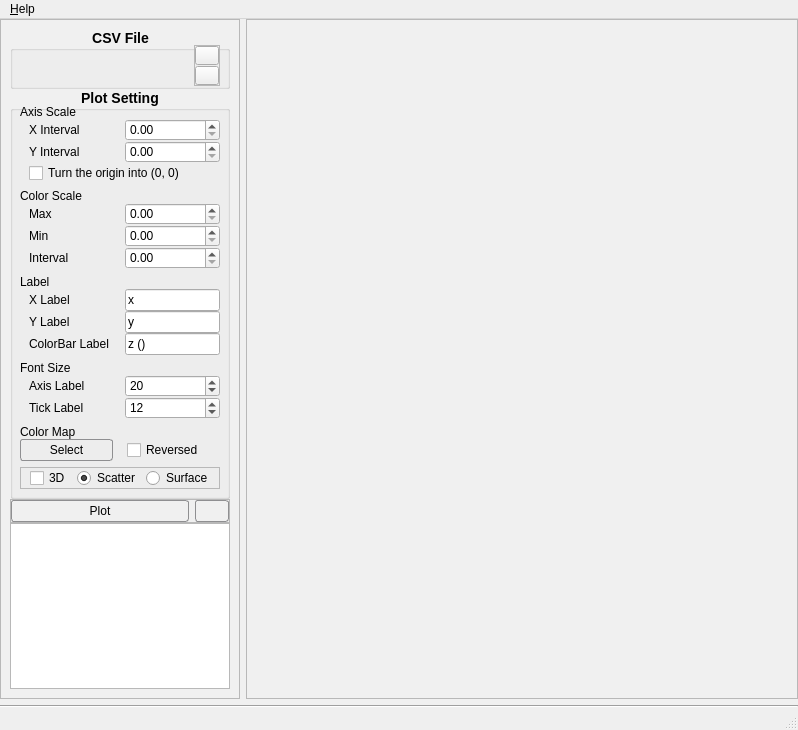
This is designer/MainWindow.ui in Yolyne/Csv-Heatmapper as Qt 5 draws it before an edit. The edited form follows.
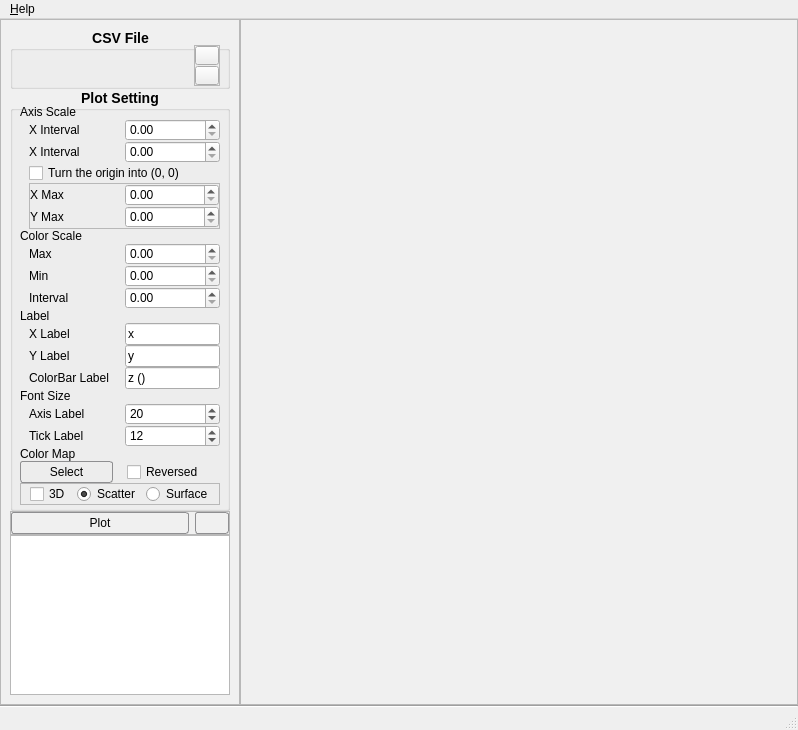
This is the edited form. Icons and pictures are not drawn.

Commit message: add validation to color scale max(min)

Diff of the .ui file:
```diff
--- a/designer/MainWindow.ui
+++ b/designer/MainWindow.ui
@@ -67,7 +67,10 @@
 }</string>
   </property>
   <widget class="QWidget" name="centralwidget">
-   <layout class="QVBoxLayout" name="verticalLayout_3">
+   <layout class="QVBoxLayout" name="verticalLayout_5">
+    <property name="spacing">
+     <number>0</number>
+    </property>
     <property name="leftMargin">
      <number>0</number>
     </property>
@@ -83,6 +86,9 @@
     <item>
      <widget class="QWidget" name="widget" native="true">
       <layout class="QHBoxLayout" name="horizontalLayout_2">
+       <property name="spacing">
+        <number>0</number>
+       </property>
        <property name="leftMargin">
         <number>0</number>
        </property>
@@ -234,28 +240,43 @@
           </item>
           <item>
            <widget class="QGroupBox" name="groupBox_2">
+            <property name="sizePolicy">
+             <sizepolicy hsizetype="Preferred" vsizetype="Fixed">
+              <horstretch>0</horstretch>
+              <verstretch>0</verstretch>
+             </sizepolicy>
+            </property>
+            <property name="minimumSize">
+             <size>
+              <width>0</width>
+              <height>422</height>
+             </size>
+            </property>
             <property name="title">
              <string>Plot Setting</string>
             </property>
             <layout class="QVBoxLayout" name="verticalLayout_2">
+             <property name="spacing">
+              <number>0</number>
+             </property>
              <property name="topMargin">
               <number>0</number>
              </property>
+             <property name="bottomMargin">
+              <number>0</number>
+             </property>
              <item>
-              <widget class="QFrame" name="frame_3">
+              <widget class="QFrame" name="frame_axisScale">
                <property name="sizePolicy">
                 <sizepolicy hsizetype="Preferred" vsizetype="Fixed">
                  <horstretch>0</horstretch>
                  <verstretch>0</verstretch>
                 </sizepolicy>
                </property>
-               <property name="maximumSize">
-                <size>
-                 <width>16777215</width>
-                 <height>80</height>
-                </size>
-               </property>
-               <layout class="QGridLayout" name="gridLayout">
+               <layout class="QVBoxLayout" name="verticalLayout_3">
+                <property name="spacing">
+                 <number>0</number>
+                </property>
                 <property name="leftMargin">
                  <number>0</number>
                 </property>
@@ -268,15 +289,46 @@
                 <property name="bottomMargin">
                  <number>0</number>
                 </property>
-                <property name="horizontalSpacing">
-                 <number>14</number>
-                </property>
-                <property name="verticalSpacing">
-                 <number>0</number>
-                </property>
-                <item row="1" column="0">
+                <item>
+                 <widget class="QLabel" name="label_11">
+                  <property name="sizePolicy">
+                   <sizepolicy hsizetype="Fixed" vsizetype="Fixed">
+                    <horstretch>0</horstretch>
+                    <verstretch>0</verstretch>
+                   </sizepolicy>
+                  </property>
+                  <property name="minimumSize">
+                   <size>
+                    <width>0</width>
+                    <height>12</height>
+                   </size>
+                  </property>
+                  <property name="text">
+                   <string>Axis Scale</string>
+                  </property>
+                  <property name="class" stdset="0">
+                   <string>bold</string>
+                  </property>
+                 </widget>
+                </item>
+                <item>
                  <widget class="QWidget" name="widget_2" native="true">
-                  <layout class="QGridLayout" name="gridLayout_5">
+                  <property name="sizePolicy">
+                   <sizepolicy hsizetype="Preferred" vsizetype="Fixed">
+                    <horstretch>0</horstretch>
+                    <verstretch>0</verstretch>
+                   </sizepolicy>
+                  </property>
+                  <property name="minimumSize">
+                   <size>
+                    <width>38</width>
+                    <height>46</height>
+                   </size>
+                  </property>
+                  <layout class="QGridLayout" name="gridLayout_4">
+                   <property name="leftMargin">
+                    <number>9</number>
+                   </property>
                    <property name="topMargin">
                     <number>0</number>
                    </property>
@@ -289,26 +341,6 @@
                    <property name="spacing">
                     <number>0</number>
                    </property>
-                   <item row="0" column="0">
-                    <widget class="QLabel" name="label">
-                     <property name="text">
-                      <string>X Interval</string>
-                     </property>
-                    </widget>
-                   </item>
-                   <item row="0" column="1">
-                    <widget class="QDoubleSpinBox" name="doubleSpinBox_Xinterval"/>
-                   </item>
-                   <item row="1" column="0">
-                    <widget class="QLabel" name="label_2">
-                     <property name="text">
-                      <string>Y Interval</string>
-                     </property>
-                    </widget>
-                   </item>
-                   <item row="1" column="1">
-                    <widget class="QDoubleSpinBox" name="doubleSpinBox_Yinterval"/>
-                   </item>
                    <item row="2" column="0" colspan="2">
                     <widget class="QCheckBox" name="checkBox_origin">
                      <property name="text">
@@ -316,24 +348,121 @@
                      </property>
                     </widget>
                    </item>
+                   <item row="1" column="0">
+                    <widget class="QLabel" name="label_yInterval">
+                     <property name="text">
+                      <string>X Interval</string>
+                     </property>
+                    </widget>
+                   </item>
+                   <item row="0" column="1">
+                    <widget class="QDoubleSpinBox" name="doubleSpinBox_Xinterval">
+                     <property name="minimumSize">
+                      <size>
+                       <width>0</width>
+                       <height>12</height>
+                      </size>
+                     </property>
+                    </widget>
+                   </item>
+                   <item row="0" column="0">
+                    <widget class="QLabel" name="label_xInterval">
+                     <property name="text">
+                      <string>X Interval</string>
+                     </property>
+                    </widget>
+                   </item>
+                   <item row="1" column="1">
+                    <widget class="QDoubleSpinBox" name="doubleSpinBox_Yinterval">
+                     <property name="minimumSize">
+                      <size>
+                       <width>0</width>
+                       <height>12</height>
+                      </size>
+                     </property>
+                    </widget>
+                   </item>
+                   <item row="3" column="0" colspan="2">
+                    <widget class="QFrame" name="frame_axisMax">
+                     <property name="sizePolicy">
+                      <sizepolicy hsizetype="Expanding" vsizetype="Preferred">
+                       <horstretch>0</horstretch>
+                       <verstretch>0</verstretch>
+                      </sizepolicy>
+                     </property>
+                     <property name="frameShape">
+                      <enum>QFrame::StyledPanel</enum>
+                     </property>
+                     <property name="frameShadow">
+                      <enum>QFrame::Raised</enum>
+                     </property>
+                     <layout class="QGridLayout" name="gridLayout">
+                      <property name="leftMargin">
+                       <number>0</number>
+                      </property>
+                      <property name="topMargin">
+                       <number>0</number>
+                      </property>
+                      <property name="rightMargin">
+                       <number>0</number>
+                      </property>
+                      <property name="bottomMargin">
+                       <number>0</number>
+                      </property>
+                      <property name="spacing">
+                       <number>0</number>
+                      </property>
+                      <item row="0" column="0">
+                       <widget class="QLabel" name="label_xMax">
+                        <property name="text">
+                         <string>X Max</string>
+                        </property>
+                       </widget>
+                      </item>
+                      <item row="0" column="1">
+                       <widget class="QDoubleSpinBox" name="doubleSpinBox_xMax">
+                        <property name="minimumSize">
+                         <size>
+                          <width>0</width>
+                          <height>12</height>
+                         </size>
+                        </property>
+                        <property name="focusPolicy">
+                         <enum>Qt::NoFocus</enum>
+                        </property>
+                       </widget>
+                      </item>
+                      <item row="1" column="0">
+                       <widget class="QLabel" name="label_yMax">
+                        <property name="text">
+                         <string>Y Max</string>
+                        </property>
+                       </widget>
+                      </item>
+                      <item row="1" column="1">
+                       <widget class="QDoubleSpinBox" name="doubleSpinBox_yMax">
+                        <property name="minimumSize">
+                         <size>
+                          <width>0</width>
+                          <height>12</height>
+                         </size>
+                        </property>
+                        <property name="focusPolicy">
+                         <enum>Qt::NoFocus</enum>
+                        </property>
+                       </widget>
+                      </item>
+                     </layout>
+                    </widget>
+                   </item>
                   </layout>
                  </widget>
                 </item>
-                <item row="0" column="0">
-                 <widget class="QLabel" name="label_11">
-                  <property name="text">
-                   <string>Axis Scale</string>
-                  </property>
-                  <property name="class" stdset="0">
-                   <string>bold</string>
-                  </property>
-                 </widget>
-                </item>
                </layout>
               </widget>
              </item>
              <item>
-              <widget class="QFrame" name="frame_4">
+              <widget class="QFrame" name="frame_colorscale">
                <property name="sizePolicy">
                 <sizepolicy hsizetype="Preferred" vsizetype="Fixed">
                  <horstretch>0</horstretch>
@@ -361,6 +490,18 @@
                 </property>
                 <item row="0" column="0">
                  <widget class="QLabel" name="label_12">
+                  <property name="sizePolicy">
+                   <sizepolicy hsizetype="Fixed" vsizetype="Fixed">
+                    <horstretch>0</horstretch>
+                    <verstretch>0</verstretch>
+                   </sizepolicy>
+                  </property>
+                  <property name="minimumSize">
+                   <size>
+                    <width>0</width>
+                    <height>12</height>
+                   </size>
+                  </property>
                   <property name="text">
                    <string>Color Scale</string>
                   </property>
@@ -371,6 +512,12 @@
                 </item>
                 <item row="3" column="0">
                  <widget class="QWidget" name="widget_3" native="true">
+                  <property name="sizePolicy">
+                   <sizepolicy hsizetype="Expanding" vsizetype="Preferred">
+                    <horstretch>0</horstretch>
+                    <verstretch>0</verstretch>
+                   </sizepolicy>
+                  </property>
                   <layout class="QGridLayout" name="gridLayout_6">
                    <property name="topMargin">
                     <number>0</number>
@@ -384,10 +531,13 @@
                    <property name="spacing">
                     <number>0</number>
                    </property>
-                   <item row="4" column="0">
-                    <widget class="QLabel" name="label_6">
-                     <property name="text">
-                      <string>Interval</string>
+                   <item row="0" column="2">
+                    <widget class="QDoubleSpinBox" name="doubleSpinBox_colorMax">
+                     <property name="minimumSize">
+                      <size>
+                       <width>0</width>
+                       <height>12</height>
+                      </size>
                      </property>
                     </widget>
                    </item>
@@ -398,6 +548,33 @@
                      </property>
                     </widget>
                    </item>
+                   <item row="4" column="0">
+                    <widget class="QLabel" name="label_6">
+                     <property name="text">
+                      <string>Interval</string>
+                     </property>
+                    </widget>
+                   </item>
+                   <item row="4" column="2">
+                    <widget class="QDoubleSpinBox" name="doubleSpinBox_colorinterval">
+                     <property name="minimumSize">
+                      <size>
+                       <width>0</width>
+                       <height>12</height>
+                      </size>
+                     </property>
+                    </widget>
+                   </item>
+                   <item row="3" column="2">
+                    <widget class="QDoubleSpinBox" name="doubleSpinBox_colorMin">
+                     <property name="minimumSize">
+                      <size>
+                       <width>0</width>
+                       <height>12</height>
+                      </size>
+                     </property>
+                    </widget>
+                   </item>
                    <item row="0" column="0">
                     <widget class="QLabel" name="label_4">
                      <property name="text">
@@ -405,15 +582,6 @@
                      </property>
                     </widget>
                    </item>
-                   <item row="3" column="2">
-                    <widget class="QDoubleSpinBox" name="doubleSpinBox_colorMin"/>
-                   </item>
-                   <item row="4" column="2">
-                    <widget class="QDoubleSpinBox" name="doubleSpinBox_colorinterval"/>
-                   </item>
-                   <item row="0" column="2">
-                    <widget class="QDoubleSpinBox" name="doubleSpinBox_colorMax"/>
-                   </item>
                   </layout>
                  </widget>
                 </item>
@@ -449,6 +617,18 @@
                 </property>
                 <item row="0" column="0">
                  <widget class="QLabel" name="label_13">
+                  <property name="sizePolicy">
+                   <sizepolicy hsizetype="Preferred" vsizetype="Fixed">
+                    <horstretch>0</horstretch>
+                    <verstretch>0</verstretch>
+                   </sizepolicy>
+                  </property>
+                  <property name="minimumSize">
+                   <size>
+                    <width>0</width>
+                    <height>12</height>
+                   </size>
+                  </property>
                   <property name="text">
                    <string>Label</string>
                   </property>
@@ -459,6 +639,12 @@
                 </item>
                 <item row="1" column="0">
                  <widget class="QWidget" name="widget_4" native="true">
+                  <property name="sizePolicy">
+                   <sizepolicy hsizetype="Preferred" vsizetype="Fixed">
+                    <horstretch>0</horstretch>
+                    <verstretch>0</verstretch>
+                   </sizepolicy>
+                  </property>
                   <layout class="QGridLayout" name="gridLayout_10">
                    <property name="topMargin">
                     <number>0</number>
@@ -495,6 +681,12 @@
                    </item>
                    <item row="4" column="1">
                     <widget class="QLineEdit" name="lineEdit_colorLabel">
+                     <property name="minimumSize">
+                      <size>
+                       <width>0</width>
+                       <height>12</height>
+                      </size>
+                     </property>
                      <property name="maximumSize">
                       <size>
                        <width>95</width>
@@ -517,6 +709,12 @@
                    </item>
                    <item row="1" column="1">
                     <widget class="QLineEdit" name="lineEdit_yLabel">
+                     <property name="minimumSize">
+                      <size>
+                       <width>0</width>
+                       <height>12</height>
+                      </size>
+                     </property>
                      <property name="maximumSize">
                       <size>
                        <width>95</width>
@@ -539,6 +737,12 @@
                    </item>
                    <item row="0" column="1">
                     <widget class="QLineEdit" name="lineEdit_xLabel">
+                     <property name="minimumSize">
+                      <size>
+                       <width>0</width>
+                       <height>12</height>
+                      </size>
+                     </property>
                      <property name="maximumSize">
                       <size>
                        <width>95</width>
@@ -573,12 +777,6 @@
                  <verstretch>0</verstretch>
                 </sizepolicy>
                </property>
-               <property name="maximumSize">
-                <size>
-                 <width>16777215</width>
-                 <height>80</height>
-                </size>
-               </property>
                <layout class="QGridLayout" name="gridLayout_7">
                 <property name="leftMargin">
                  <number>0</number>
@@ -600,6 +798,18 @@
                 </property>
                 <item row="0" column="0">
                  <widget class="QLabel" name="label_19">
+                  <property name="sizePolicy">
+                   <sizepolicy hsizetype="Preferred" vsizetype="Fixed">
+                    <horstretch>0</horstretch>
+                    <verstretch>0</verstretch>
+                   </sizepolicy>
+                  </property>
+                  <property name="minimumSize">
+                   <size>
+                    <width>0</width>
+                    <height>12</height>
+                   </size>
+                  </property>
                   <property name="text">
                    <string>Font Size</string>
                   </property>
@@ -610,6 +820,18 @@
                 </item>
                 <item row="1" column="0">
                  <widget class="QWidget" name="widget_5" native="true">
+                  <property name="sizePolicy">
+                   <sizepolicy hsizetype="Preferred" vsizetype="Fixed">
+                    <horstretch>0</horstretch>
+                    <verstretch>0</verstretch>
+                   </sizepolicy>
+                  </property>
+                  <property name="minimumSize">
+                   <size>
+                    <width>0</width>
+                    <height>0</height>
+                   </size>
+                  </property>
                   <layout class="QGridLayout" name="gridLayout_11">
                    <property name="topMargin">
                     <number>0</number>
@@ -623,6 +845,25 @@
                    <property name="spacing">
                     <number>0</number>
                    </property>
+                   <item row="3" column="1">
+                    <widget class="QSpinBox" name="spinBox_tickLabelSize">
+                     <property name="minimumSize">
+                      <size>
+                       <width>0</width>
+                       <height>12</height>
+                      </size>
+                     </property>
+                     <property name="minimum">
+                      <number>1</number>
+                     </property>
+                     <property name="maximum">
+                      <number>30</number>
+                     </property>
+                     <property name="value">
+                      <number>12</number>
+                     </property>
+                    </widget>
+                   </item>
                    <item row="3" column="0">
                     <widget class="QLabel" name="label_17">
                      <property name="text">
@@ -630,15 +871,14 @@
                      </property>
                     </widget>
                    </item>
-                   <item row="0" column="0">
-                    <widget class="QLabel" name="label_18">
-                     <property name="text">
-                      <string>Axis Label</string>
-                     </property>
-                    </widget>
-                   </item>
                    <item row="0" column="1">
                     <widget class="QSpinBox" name="spinBox_axisLabelSize">
+                     <property name="minimumSize">
+                      <size>
+                       <width>0</width>
+                       <height>12</height>
+                      </size>
+                     </property>
                      <property name="minimum">
                       <number>1</number>
                      </property>
@@ -650,16 +890,10 @@
                      </property>
                     </widget>
                    </item>
-                   <item row="3" column="1">
-                    <widget class="QSpinBox" name="spinBox_tickLabelSize">
-                     <property name="minimum">
-                      <number>1</number>
-                     </property>
-                     <property name="maximum">
-                      <number>30</number>
-                     </property>
-                     <property name="value">
-                      <number>12</number>
+                   <item row="0" column="0">
+                    <widget class="QLabel" name="label_18">
+                     <property name="text">
+                      <string>Axis Label</string>
                      </property>
                     </widget>
                    </item>
@@ -677,10 +911,10 @@
                  <verstretch>0</verstretch>
                 </sizepolicy>
                </property>
-               <property name="maximumSize">
+               <property name="minimumSize">
                 <size>
-                 <width>16777215</width>
-                 <height>80</height>
+                 <width>0</width>
+                 <height>28</height>
                 </size>
                </property>
                <layout class="QGridLayout" name="gridLayout_8">
@@ -718,6 +952,18 @@
                 </item>
                 <item row="0" column="0">
                  <widget class="QLabel" name="label_20">
+                  <property name="sizePolicy">
+                   <sizepolicy hsizetype="Preferred" vsizetype="Fixed">
+                    <horstretch>0</horstretch>
+                    <verstretch>0</verstretch>
+                   </sizepolicy>
+                  </property>
+                  <property name="minimumSize">
+                   <size>
+                    <width>0</width>
+                    <height>12</height>
+                   </size>
+                  </property>
                   <property name="text">
                    <string>Color Map</string>
                   </property>
@@ -731,6 +977,18 @@
              </item>
              <item>
               <widget class="QFrame" name="frame_3">
+               <property name="sizePolicy">
+                <sizepolicy hsizetype="Preferred" vsizetype="Fixed">
+                 <horstretch>0</horstretch>
+                 <verstretch>0</verstretch>
+                </sizepolicy>
+               </property>
+               <property name="minimumSize">
+                <size>
+                 <width>0</width>
+                 <height>16</height>
+                </size>
+               </property>
                <property name="frameShape">
                 <enum>QFrame::StyledPanel</enum>
                </property>
@@ -775,7 +1033,13 @@
            </widget>
           </item>
           <item>
-           <widget class="QFrame" name="frame_4">
+           <widget class="QFrame" name="frame_buttons">
+            <property name="sizePolicy">
+             <sizepolicy hsizetype="Preferred" vsizetype="Fixed">
+              <horstretch>0</horstretch>
+              <verstretch>0</verstretch>
+             </sizepolicy>
+            </property>
             <property name="frameShape">
              <enum>QFrame::StyledPanel</enum>
             </property>
```
Left out of the diff: 3 changed lines with no effect on the pictures. The commit also changes 3 other files.
